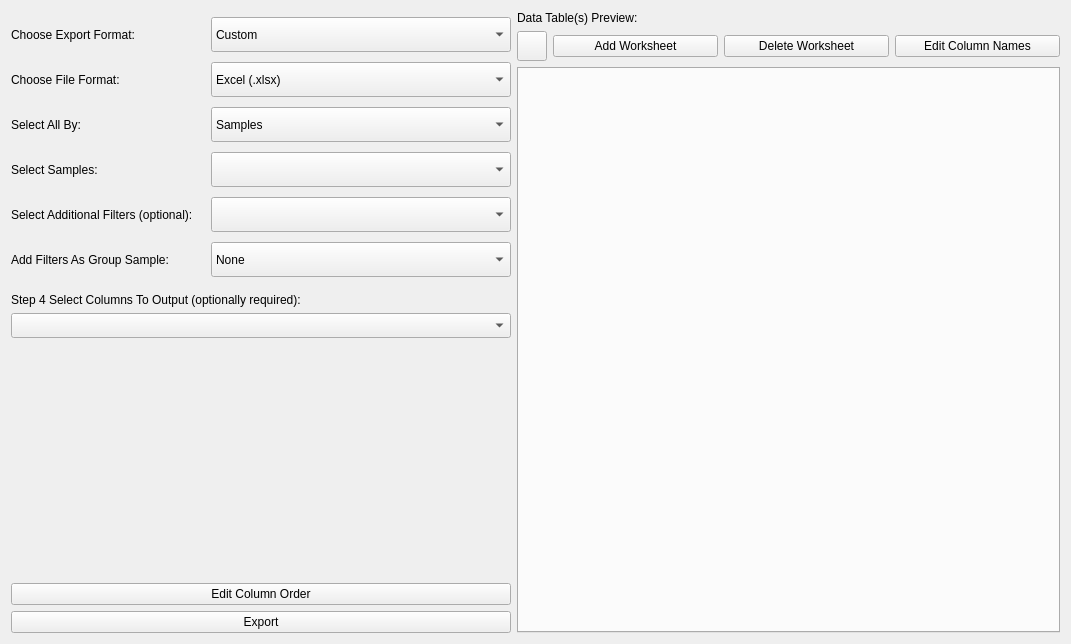
The window that ui/ExporterUI.ui (kathrynmetcalf/GeoCORK) describes before a commit, drawn with Qt 5.
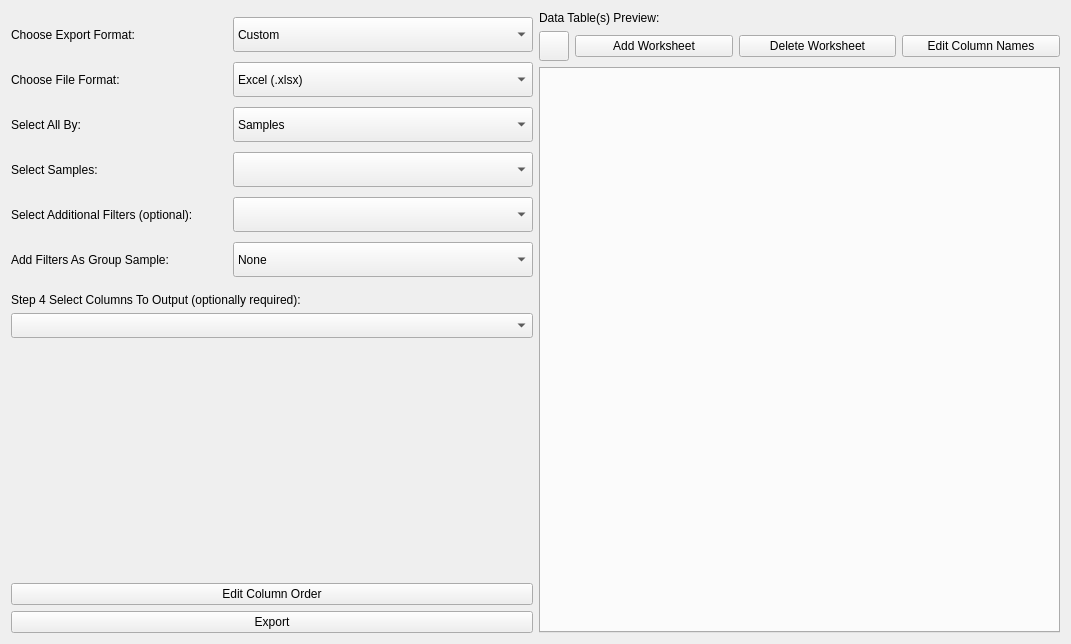
The same window after the commit. Custom widgets are drawn as their Qt base class.

The edit to the form file:
```diff
--- a/ui/ExporterUI.ui
+++ b/ui/ExporterUI.ui
@@ -441,7 +441,7 @@
        </property>
        <property name="maximumSize">
         <size>
-         <width>500</width>
+         <width>550</width>
          <height>16777215</height>
         </size>
        </property>
@@ -463,7 +463,7 @@
        </property>
        <property name="maximumSize">
         <size>
-         <width>500</width>
+         <width>550</width>
          <height>16777215</height>
         </size>
        </property>
@@ -479,7 +479,7 @@
       <widget class="QPushButton" name="editorder_pushbutton">
        <property name="maximumSize">
         <size>
-         <width>500</width>
+         <width>550</width>
          <height>16777215</height>
         </size>
        </property>
@@ -492,7 +492,7 @@
       <widget class="QPushButton" name="export_pushbutton">
        <property name="maximumSize">
         <size>
-         <width>500</width>
+         <width>550</width>
          <height>16777215</height>
         </size>
        </property>
```
Left out of the diff: 2 changed lines with no effect on the pictures.
